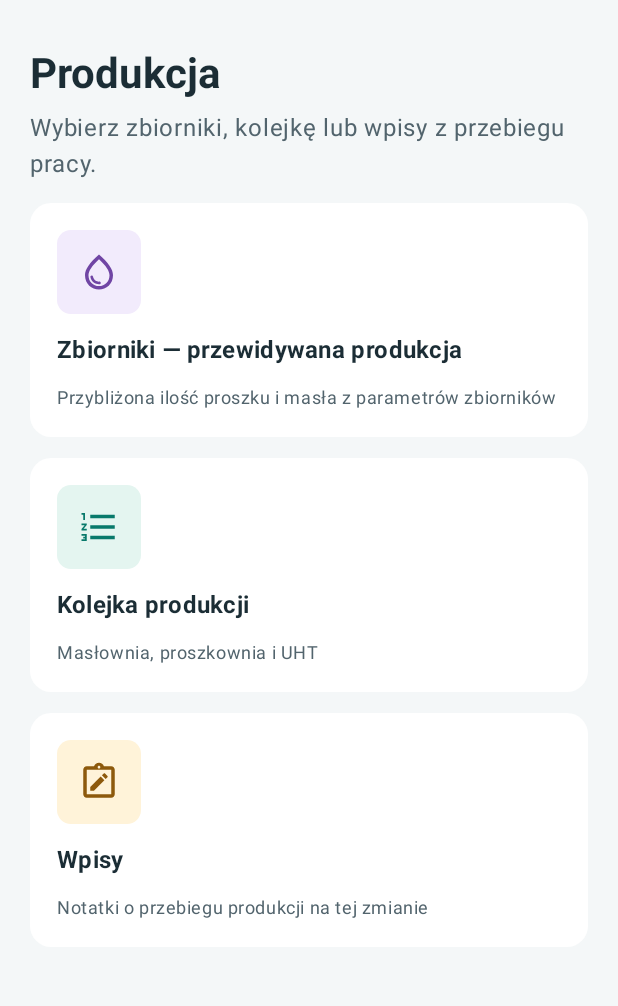
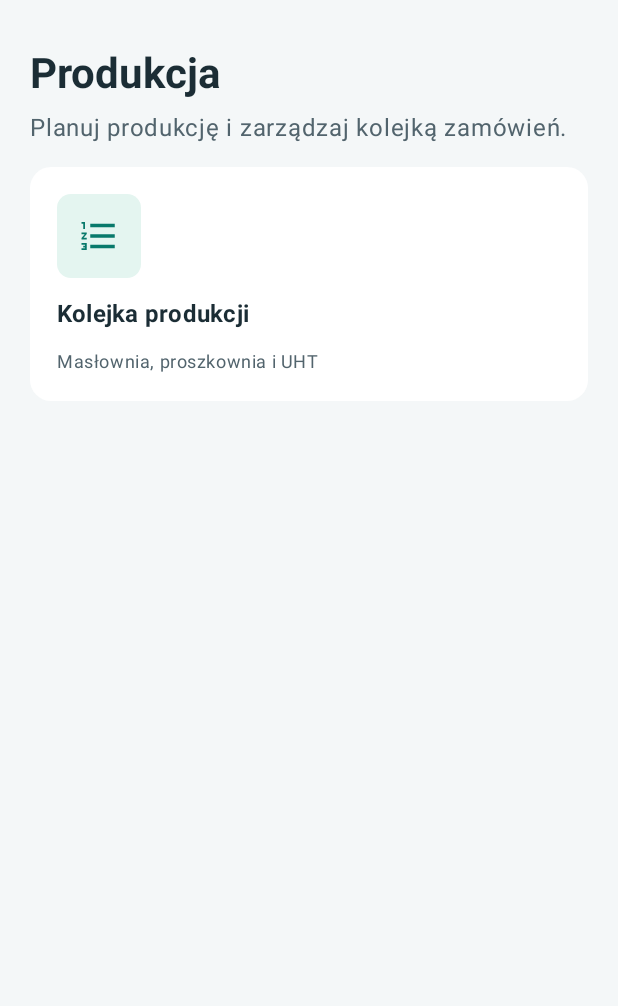
Before and after one commit to apa-rgb/milkyway, an Android app built with Jetpack Compose: the screen it shows after launch (MainActivity), after a tap on "Produkcja", on a phone screen of 412 x 824 dp, the part 79-1085 px from its top. Run offline under Robolectric (Android 15) with nearby library versions, the light colour scheme and no system bars; our stand-ins replace Firebase (no records; nobody signed in at launch, a user with empty details on screens opened directly); 1 statement that could not run was skipped.

Commit message:
Move tank forecasts and production notes into Other menu

```diff
--- a/app/build.gradle.kts
+++ b/app/build.gradle.kts
@@ -18,8 +18,8 @@ android {
         applicationId = "pl.apargb.milkyway"
         minSdk = 26
         targetSdk = 35
-        versionCode = 28
-        versionName = "0.7.1"
+        versionCode = 29
+        versionName = "0.7.2"
         buildConfigField("String", "FIREBASE_PROJECT_ID", firebaseValue("projectId"))
         buildConfigField("String", "FIREBASE_API_KEY", firebaseValue("apiKey"))
         buildConfigField("String", "FIREBASE_APP_ID", firebaseValue("applicationId"))
--- a/app/src/main/java/pl/apargb/milkyway/MainActivity.kt
+++ b/app/src/main/java/pl/apargb/milkyway/MainActivity.kt
@@ -53,6 +53,7 @@ private enum class Section(val title: String, val icon: ImageVector) {
     Notes("Notatki", Icons.Outlined.NoteAlt),
     Laboratory("Laboratorium", Icons.Outlined.Science),
     Production("Produkcja", Icons.Outlined.Factory),
+    Other("Inne", Icons.Outlined.Apps),
     Completed(WAREHOUSE_TITLE, Icons.Outlined.Inventory2),
     Controls("Kontrola parametrów", Icons.Outlined.Tune)
 }
@@ -93,7 +94,7 @@ internal fun MilkywayApp(cloud: CloudSessionState, session: CloudSession) {
     val productionDestination = ProductionDestination.valueOf(productionDestinationName)
     val section = Section.valueOf(sectionName)
     val controlKind = controlName?.let(NoteKind::valueOf)
-    val inProduction = section == Section.Production || (section == Section.Controls && controlKind == NoteKind.PRODUCTION)
+    val inProduction = section == Section.Production || section == Section.Other || (section == Section.Controls && controlKind == NoteKind.PRODUCTION)
     val lifecycleOwner = LocalLifecycleOwner.current
     val context = LocalContext.current
     DisposableEffect(lifecycleOwner) {
@@ -112,7 +113,7 @@ internal fun MilkywayApp(cloud: CloudSessionState, session: CloudSession) {
         else if (section == Section.Controls && controlKind != null) controlName = null
         else sectionName = when (section) {
             Section.Production -> productionReturnSection
-            Section.Completed, Section.Dashboard -> Section.Home.name
+            Section.Other, Section.Completed, Section.Dashboard -> Section.Home.name
             else -> Section.Dashboard.name
         }
     }
@@ -140,8 +141,9 @@ internal fun MilkywayApp(cloud: CloudSessionState, session: CloudSession) {
                         section == Section.Dashboard -> "Zmień zmianę"
                         inProduction && productionDestination.parent == ProductionDestination.QUEUE -> "Wróć do kolejki produkcji"
                         inProduction && productionDestination.parent == ProductionDestination.MENU -> "Wróć do produkcji"
+                        inProduction && productionDestination.parent == ProductionDestination.OTHER_MENU -> "Wróć do innych"
                         section == Section.Controls && controlKind != null -> "Wróć do kontroli parametrów"
-                        section == Section.Completed || section == Section.Production && productionReturnSection == Section.Home.name -> "Wróć do ekranu głównego"
+                        section == Section.Other || section == Section.Completed || section == Section.Production && productionReturnSection == Section.Home.name -> "Wróć do ekranu głównego"
                         else -> "Wróć do panelu zmiany"
                     })
                 }
@@ -229,6 +231,11 @@ internal fun MilkywayApp(cloud: CloudSessionState, session: CloudSession) {
                                     }
                                     HomeProductionAction(Section.Completed.title, "Towar gotowy i nadwyżki", Icons.Outlined.Inventory2, Department.Processing,
                                         Modifier.testTag("home-Completed"), compactIcon = true) { sectionName = Section.Completed.name }
+                                    HomeProductionAction(Section.Other.title, "Zbiorniki i wpisy", Section.Other.icon, Department.Powder,
+                                        Modifier.testTag("home-Other")) {
+                                        productionDestinationName = ProductionDestination.OTHER_MENU.name
+                                        sectionName = Section.Other.name
+                                    }
                                 }
                             }
                         }
@@ -247,7 +254,7 @@ internal fun MilkywayApp(cloud: CloudSessionState, session: CloudSession) {
                         item { MainMenu { sectionName = it.name; controlName = null; productionDestinationName = ProductionDestination.MENU.name } }
                     }
                     Section.Controls -> item { ControlMenu { controlName = it.name; productionDestinationName = ProductionDestination.MENU.name } }
-                    Section.Reminders, Section.Notes, Section.Laboratory, Section.Production, Section.Completed -> Unit
+                    Section.Reminders, Section.Notes, Section.Laboratory, Section.Production, Section.Other, Section.Completed -> Unit
                 }
             }
         }
--- a/app/src/main/java/pl/apargb/milkyway/ProductionUi.kt
+++ b/app/src/main/java/pl/apargb/milkyway/ProductionUi.kt
@@ -17,11 +17,12 @@ import androidx.compose.ui.unit.dp
 import java.math.RoundingMode
 
 enum class ProductionDestination(val title: String) {
-    MENU("Produkcja"), TANKS("Zbiorniki — przewidywana produkcja"), NOTES("Wpisy"),
+    MENU("Produkcja"), OTHER_MENU("Inne"), TANKS("Zbiorniki — przewidywana produkcja"), NOTES("Wpisy"),
     QUEUE("Kolejka produkcji"), QUEUE_BUTTER("Masłownia"), QUEUE_POWDER("Proszkownia"), QUEUE_UHT("UHT");
 
     val parent: ProductionDestination? get() = when (this) {
-        MENU -> null
+        MENU, OTHER_MENU -> null
+        TANKS, NOTES -> OTHER_MENU
         QUEUE_BUTTER, QUEUE_POWDER, QUEUE_UHT -> QUEUE
         else -> MENU
     }
@@ -37,7 +38,7 @@ fun ProductionPage(scope: Int, notesModel: WorkNotesViewModel, notes: WorkNotesS
         when (destination) {
             ProductionDestination.TANKS -> ProductionTanksPage(inventory, assumptions, productionModel, onEdit, onRetry)
             ProductionDestination.NOTES -> WorkNotesPage(NoteKind.PRODUCTION, scope, notesModel, notes)
-            ProductionDestination.MENU, ProductionDestination.QUEUE -> ProductionMenu(destination, onNavigate)
+            ProductionDestination.MENU, ProductionDestination.OTHER_MENU, ProductionDestination.QUEUE -> ProductionMenu(destination, onNavigate)
             else -> ProductionQueuePage(when (destination) {
                 ProductionDestination.QUEUE_BUTTER -> ProductionLine.BUTTER
                 ProductionDestination.QUEUE_POWDER -> ProductionLine.POWDER
@@ -50,14 +51,18 @@ fun ProductionPage(scope: Int, notesModel: WorkNotesViewModel, notes: WorkNotesS
 @Composable
 private fun ProductionMenu(destination: ProductionDestination, onNavigate: (ProductionDestination) -> Unit) {
     val queue = destination == ProductionDestination.QUEUE
-    val options = if (queue) listOf(ProductionDestination.QUEUE_BUTTER, ProductionDestination.QUEUE_POWDER, ProductionDestination.QUEUE_UHT)
-        else listOf(ProductionDestination.TANKS, ProductionDestination.QUEUE, ProductionDestination.NOTES)
-    LazyColumn(Modifier.fillMaxSize().testTag(if (queue) "production-queue-menu" else "production-menu"),
+    val other = destination == ProductionDestination.OTHER_MENU
+    val options = when {
+        queue -> listOf(ProductionDestination.QUEUE_BUTTER, ProductionDestination.QUEUE_POWDER, ProductionDestination.QUEUE_UHT)
+        other -> listOf(ProductionDestination.TANKS, ProductionDestination.NOTES)
+        else -> listOf(ProductionDestination.QUEUE)
+    }
+    LazyColumn(Modifier.fillMaxSize().testTag(when { queue -> "production-queue-menu"; other -> "other-menu"; else -> "production-menu" }),
         contentPadding = PaddingValues(20.dp), verticalArrangement = Arrangement.spacedBy(14.dp)) {
         item {
             Column(verticalArrangement = Arrangement.spacedBy(6.dp)) {
                 Text(destination.title, style = MaterialTheme.typography.headlineMedium, fontWeight = FontWeight.Bold)
-                Text(if (queue) "Wybierz dział produkcji." else "Wybierz zbiorniki, kolejkę lub wpisy z przebiegu pracy.",
+                Text(when { queue -> "Wybierz dział produkcji."; other -> "Przewidywana produkcja ze zbiorników i wpisy z przebiegu pracy."; else -> "Planuj produkcję i zarządzaj kolejką zamówień." },
                     color = MaterialTheme.colorScheme.onSurfaceVariant)
             }
         }
@@ -75,12 +80,12 @@ private fun ProductionMenu(destination: ProductionDestination, onNavigate: (Prod
                 ProductionDestination.QUEUE_POWDER -> Icons.Outlined.Grain
                 else -> Icons.Outlined.LocalFireDepartment
             }
-            MenuTile(option.title, when (option) {
+            MenuTile(if (other && option == ProductionDestination.TANKS) "Zbiorniki" else option.title, when (option) {
                 ProductionDestination.TANKS -> "Przybliżona ilość proszku i masła z parametrów zbiorników"
                 ProductionDestination.NOTES -> "Notatki o przebiegu produkcji na tej zmianie"
                 ProductionDestination.QUEUE -> "Masłownia, proszkownia i UHT"
                 else -> "Kolejka produkcji działu"
-            }, icon, tone, Modifier.fillMaxWidth().testTag("production-${option.name.lowercase()}"), cornerRadius = 14.dp) { onNavigate(option) }
+            }, icon, tone, Modifier.fillMaxWidth().testTag("${if (other) "other" else "production"}-${option.name.lowercase()}"), cornerRadius = 14.dp) { onNavigate(option) }
         }
     }
 }
```
Also changed, not shown: 3 other files.
